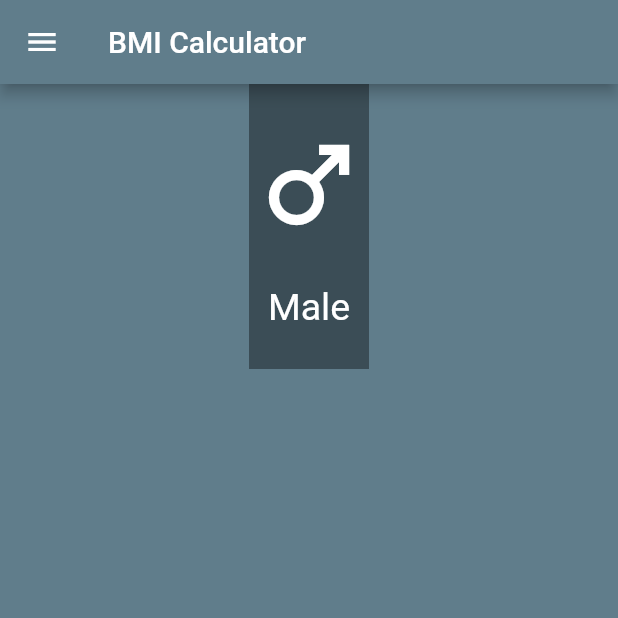
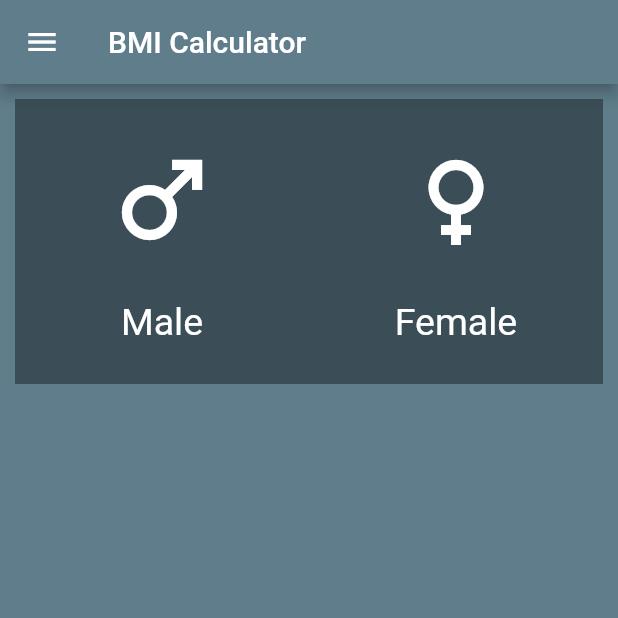
Before and after one commit to UdeepaSandakal/bmi, a Flutter app: the screen it shows after launch, on a phone screen of 412 x 824 dp, the top half of it. Run offline on Flutter 3.47's test engine with Material 2 defaults, Android fonts, the phone set to English and light mode, and no system bars.

Commit message:
Creating Second Component -female

```diff
--- a/lib/bmi_veiw.dart
+++ b/lib/bmi_veiw.dart
@@ -21,10 +21,15 @@ class _BMIViewState extends State<BMIView> {
       ),
       body: Column(
         children: <Widget>[
-          Row(
+          Padding(
+            //making padding around the component
+            padding: const EdgeInsets.all(10.0),
+            child: Row(
               mainAxisAlignment: MainAxisAlignment.center,
               children: [
-              Container(
+                Expanded(
+                  //To take the full space of the display,eventually it will take half of the screen
+                  child: Container(
                     height: 190,
                     color: Colors.black38,
                     child: Column(
@@ -45,7 +50,33 @@ class _BMIViewState extends State<BMIView> {
                       ],
                     ),
                   ),
+                ),
+                Expanded(
+                  //To take the full space of the display,eventually it will take half of the screen
+                  child: Container(
+                    height: 190,
+                    color: Colors.black38,
+                    child: Column(
+                      mainAxisAlignment: MainAxisAlignment.spaceEvenly,
+                      children: [
+                        Icon(
+                          Icons.female,
+                          color: Colors.white,
+                          size: 80.0,
+                        ),
+                        Text(
+                          'Female',
+                          style: TextStyle(
+                            fontSize: 25.0,
+                            color: Colors.white,
+                          ),
+                        ),
                       ],
+                    ),
+                  ),
+                ),
+              ],
+            ),
           ),
         ],
       ),
```
Lines whose indentation alone changed are shown as unchanged.
